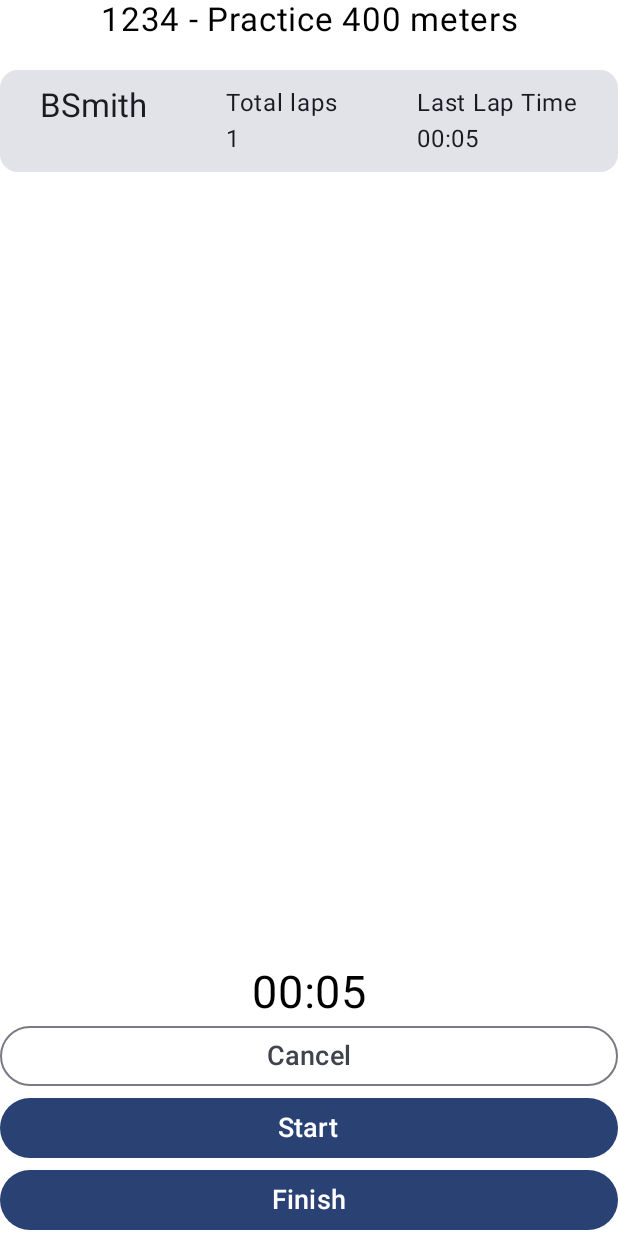
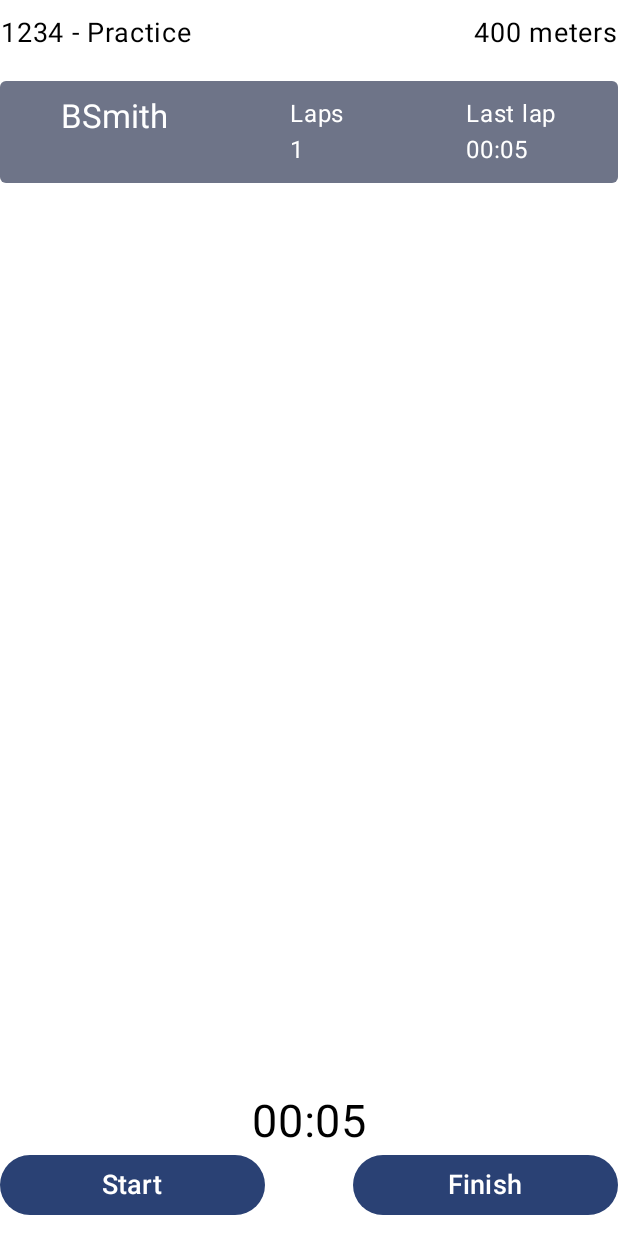
Before and after one commit to ycorredius/LapTracks, an Android app built with Jetpack Compose: the @Preview function PracticeSummaryScreenPreview, on a phone screen of 412 x 824 dp. Run offline under Robolectric (Android 15) with nearby library versions, the phone set to English and light mode, and no system bars; our stand-ins replace Room's generated code.

Commit message:
Updates PracticeSummaryScreen.

```diff
--- a/app/src/main/java/com/example/laptracks/ui/views/PracticeSummaryScreen.kt
+++ b/app/src/main/java/com/example/laptracks/ui/views/PracticeSummaryScreen.kt
@@ -3,14 +3,17 @@ package com.example.laptracks.ui.views
 import android.annotation.SuppressLint
 import androidx.compose.foundation.clickable
 import androidx.compose.foundation.layout.Arrangement
+import androidx.compose.foundation.layout.Box
 import androidx.compose.foundation.layout.Column
 import androidx.compose.foundation.layout.Row
 import androidx.compose.foundation.layout.Spacer
 import androidx.compose.foundation.layout.fillMaxHeight
+import androidx.compose.foundation.layout.fillMaxSize
 import androidx.compose.foundation.layout.fillMaxWidth
 import androidx.compose.foundation.layout.padding
 import androidx.compose.material3.Button
 import androidx.compose.material3.Card
+import androidx.compose.material3.CardDefaults
 import androidx.compose.material3.ExperimentalMaterial3Api
 import androidx.compose.material3.MaterialTheme
 import androidx.compose.material3.OutlinedButton
@@ -66,21 +69,21 @@ fun PracticeSummaryBody(
 ) {
 	Column(
 		modifier = Modifier
-      .fillMaxHeight()
-      .fillMaxWidth(),
+			.fillMaxSize()
+			.padding(0.dp, 10.dp),
 		verticalArrangement = Arrangement.SpaceBetween
 	) {
 		Column {
 			Row(
 				modifier = Modifier.fillMaxWidth(),
-        horizontalArrangement = Arrangement.Center
+				horizontalArrangement = Arrangement.SpaceBetween
 			) {
 				Text(
 					text = "$currentDate - Practice ",
 					textAlign = TextAlign.Center,
-          fontSize = 22.sp
+					fontSize = 18.sp
 				)
-        Text(text = "$interval meters", fontSize = 22.sp)
+				Text(text = "$interval meters", fontSize = 18.sp)
 			}
 			Spacer(modifier = Modifier.padding(10.dp))
 			ParticipantSummaryLazyColumn(
@@ -92,42 +95,34 @@ fun PracticeSummaryBody(
 				isEnabled = isEnabled
 			)
 		}
-    Column {
 		Column(
 			horizontalAlignment = Alignment.CenterHorizontally,
-        modifier = Modifier.fillMaxWidth()
 		) {
 			Text(text = convertLongToString(totalTime), fontSize = 30.sp)
-        Column(
+			Row(
 				modifier = Modifier.fillMaxWidth(),
 			) {
-          OutlinedButton(onClick = { onCancelClick() }, modifier = modifier.fillMaxWidth()) {
-            Text(
-              text = stringResource(id = R.string.cancel),
-              fontSize = dimensionResource(id = R.dimen.button_font).value.sp
-            )
-          }
 				Button(
 					onClick = {
 						onStartClick()
 					},
-            modifier = Modifier.fillMaxWidth()
+					modifier = Modifier.weight(0.3f)
 				) {
 					if (isTimerRunning) Text(text = "Pause") else Text(
 						text = stringResource(id = R.string.start),
 						fontSize = dimensionResource(id = R.dimen.button_font).value.sp
 					)
 				}
+				Spacer(modifier = Modifier.weight(0.1f))
 				Button(
 					onClick = { onFinishClick() },
 					enabled = !isEnabled,
-            modifier = Modifier.fillMaxWidth()
+					modifier = Modifier.weight(0.3f)
 				) {
 					Text(
 						text = stringResource(id = R.string.finish),
 						fontSize = dimensionResource(id = R.dimen.button_font).value.sp
 					)
-          }
 				}
 			}
 		}
@@ -170,6 +165,7 @@ fun PracticeSummaryScreen(
 		},
 		modifier = Modifier.padding(30.dp, 0.dp)
 	) { innerPadding ->
+		Box(modifier = Modifier.padding(innerPadding)) {
 			PracticeSummaryBody(
 				currentDate = currentDate,
 				interval = workoutUiState.interval,
@@ -190,6 +186,7 @@ fun PracticeSummaryScreen(
 			)
 		}
 	}
+}
 
 @Composable
 private fun ParticipantSummaryLazyColumn(
@@ -200,22 +197,29 @@ private fun ParticipantSummaryLazyColumn(
 ) {
 	Column {
 		participants.forEach { participant ->
-      Card(modifier = Modifier.clickable {
+			Card(
+				modifier = Modifier.clickable {
 					if (isEnabled) setParticipantTime(participant.key, totalTime)
-      }) {
+				},
+				colors = CardDefaults.cardColors(MaterialTheme.colorScheme.secondaryContainer),
+				shape = MaterialTheme.shapes.extraSmall
+			) {
 				Row(
 					horizontalArrangement = Arrangement.SpaceAround,
 					modifier = Modifier
 						.padding(0.dp, 10.dp)
 						.fillMaxWidth()
 				) {
-          Text(text = participant.key.displayName, style = MaterialTheme.typography.titleLarge)
+					Text(
+						text = participant.key.displayName,
+						style = MaterialTheme.typography.titleLarge
+					)
 					Column {
-            Text(text = "Total laps")
+						Text(text = "Laps")
 						Text(text = "${participant.value.size}")
 					}
 					Column {
-            Text(text = "Last Lap Time")
+						Text(text = "Last lap")
 						Text(text = getLapTime(participant.value))
 					}
 				}
```
Lines whose indentation alone changed are shown as unchanged.
